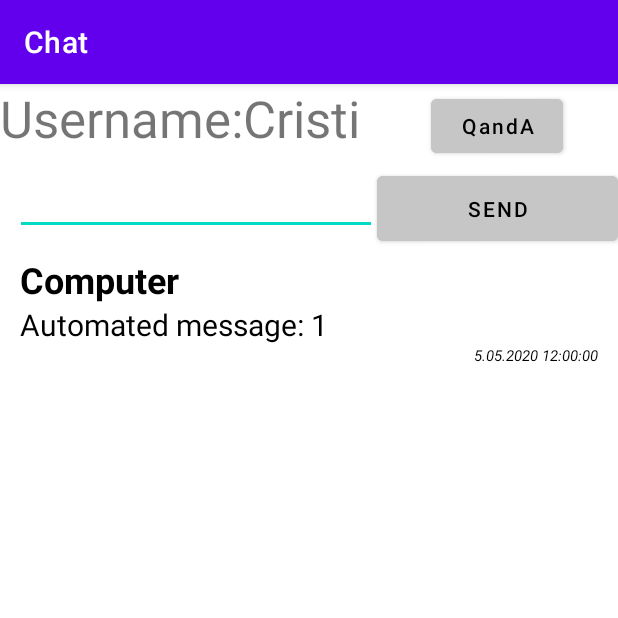
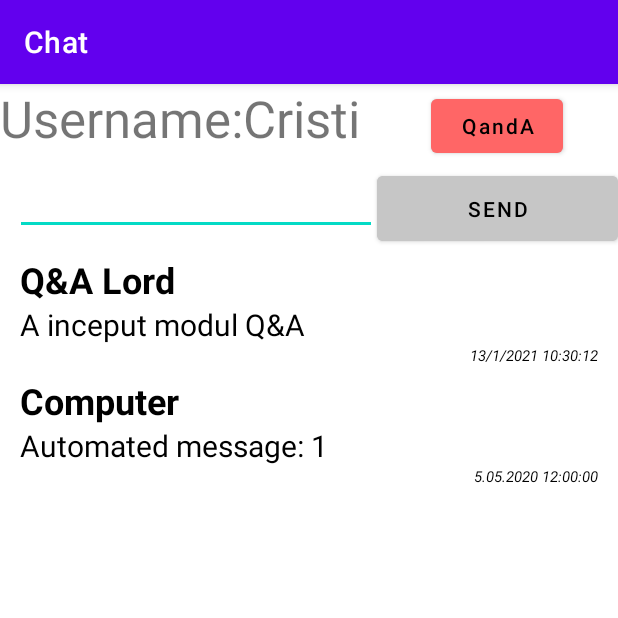
Before and after one commit to raresfechete/ECHIPA_7_PIU_2020, an Android app: the Chat screen opened directly, with no data from a screen before it, after a tap on "QandA", on a phone screen of 412 x 824 dp, the top half of it. Run offline under Robolectric (Android 15) with nearby library versions, the phone set to English and light mode, and no system bars.

Commit message:
chat q&a fix + quiz page

```diff
--- a/app/src/main/java/com/example/proiectpiu/Chat.kt
+++ b/app/src/main/java/com/example/proiectpiu/Chat.kt
@@ -5,6 +5,7 @@ import android.os.Bundle
 import android.os.Handler
 import android.widget.Button
 import android.widget.EditText
+import androidx.core.content.ContextCompat
 import androidx.recyclerview.widget.LinearLayoutManager
 import androidx.recyclerview.widget.RecyclerView
 import com.example.proiectpiu.adapters.ChatAdapter
@@ -18,6 +19,7 @@ class Chat : AppCompatActivity() {
     private lateinit var submitButton: Button
     private lateinit var qaButton: Button
     private var messageNumber: Int = 2
+    private var qatoggle: Boolean = false
 
 
 
@@ -65,19 +67,23 @@ class Chat : AppCompatActivity() {
         }
 
         qaButton.setOnClickListener(){
-            val messageText: EditText = findViewById(R.id.chat_message_text)
-            if(!messageText.text.isEmpty()){
-                val sdf = SimpleDateFormat("dd/M/yyyy hh:mm:ss")
-                val currentDate = sdf.format(Date())
+            val messageText : String
+            val sdf = SimpleDateFormat("dd/M/yyyy hh:mm:ss")
+            val currentDate = sdf.format(Date())
 
-                val message =  Message("Cristi", currentDate,messageText.text.toString())
-                messageText.setText("A inceput modul Q&A")
-                messageText.setTextColor(R.color.rozulMamei);
-                chatAdapter!!.addItem(0, message)
-                chatAdapter!!.notifyItemInserted(0)
-                recyclerRef.smoothScrollToPosition(0)
-
+            qatoggle = !qatoggle
+            if (qatoggle){
+                qaButton.setBackgroundTintList(ContextCompat.getColorStateList(getApplicationContext(), R.color.rozulMamei))
+                messageText = "A inceput modul Q&A"
             }
+            else{
+                qaButton.setBackgroundTintList(ContextCompat.getColorStateList(getApplicationContext(), R.color.inactivGray))
+                messageText = "A incetat modul Q&A"
+            }
+            val message =  Message("Q&A Lord", currentDate,messageText)
+            chatAdapter!!.addItem(0, message)
+            chatAdapter!!.notifyItemInserted(0)
+            recyclerRef.smoothScrollToPosition(0)
 
         }
 
--- a/app/src/main/res/layout/activity_statistica_quizuri.xml
+++ b/app/src/main/res/layout/activity_statistica_quizuri.xml
@@ -78,7 +78,7 @@
     <ListView
         android:id="@+id/myRecyclerViewQuizuri"
         android:layout_width="407dp"
-        android:layout_height="260dp"
+        android:layout_height="580dp"
         android:padding="10dp"
         app:layout_constraintBottom_toBottomOf="parent"
         app:layout_constraintHorizontal_bias="0.566"
--- a/app/src/main/res/values/colors.xml
+++ b/app/src/main/res/values/colors.xml
@@ -15,4 +15,5 @@
     <color name="albastrulMamei">#0A15AB</color>
     <color name="verdeleMamei">#026616</color>
     <color name="rozulMamei">#FF6666</color>
+    <color name="inactivGray">#c6c6c6</color>
 </resources>
```
